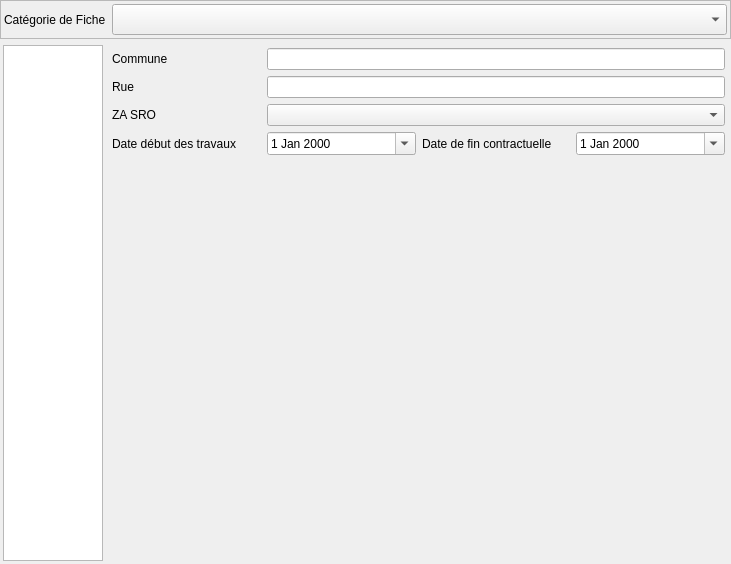
Artelia/Lamia, file Lamia/iface/qgiswidget/tools/toolprepro/base2_chantier/lamiabasechantier_desordre_tool_orange_ui.ui: the form before one commit.
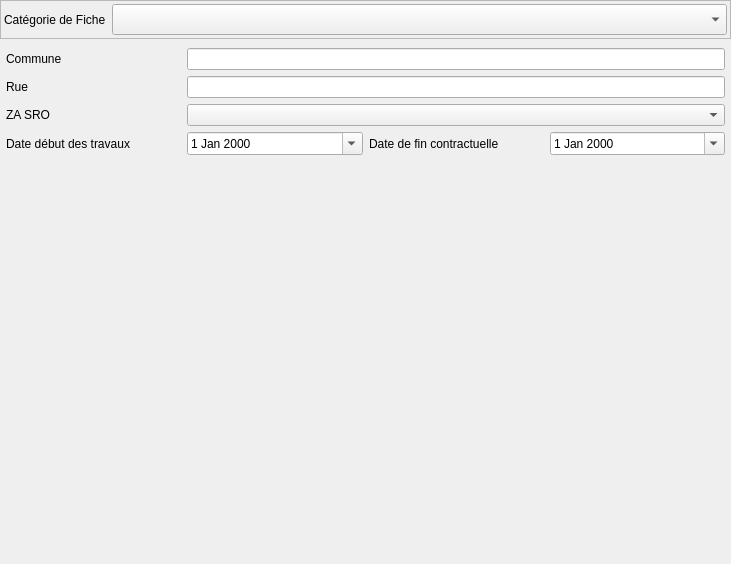
The form after the commit.

Patch:
```diff
--- a/Lamia/iface/qgiswidget/tools/toolprepro/base2_chantier/lamiabasechantier_desordre_tool_orange_ui.ui
+++ b/Lamia/iface/qgiswidget/tools/toolprepro/base2_chantier/lamiabasechantier_desordre_tool_orange_ui.ui
@@ -75,7 +75,7 @@
       <number>0</number>
      </property>
      <widget class="QWidget" name="page_nonconf">
-      <layout class="QHBoxLayout" name="horizontalLayout" stretch="1,10">
+      <layout class="QHBoxLayout" name="horizontalLayout" stretch="10">
        <property name="leftMargin">
         <number>3</number>
        </property>
@@ -88,19 +88,6 @@
        <property name="bottomMargin">
         <number>3</number>
        </property>
-       <item>
-        <widget class="QListWidget" name="listWidget_nonconf">
-         <property name="minimumSize">
-          <size>
-           <width>100</width>
-           <height>0</height>
-          </size>
-         </property>
-         <property name="wordWrap">
-          <bool>true</bool>
-         </property>
-        </widget>
-       </item>
        <item>
         <widget class="QStackedWidget" name="stackedWidget_nonconf">
          <property name="currentIndex">
```
